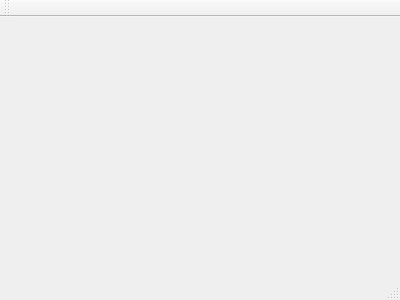
Before: the Qt Designer form Proyecto/mainwindow.ui in KathiaBarahona/ProyectoProgra3, drawn with Qt 5.
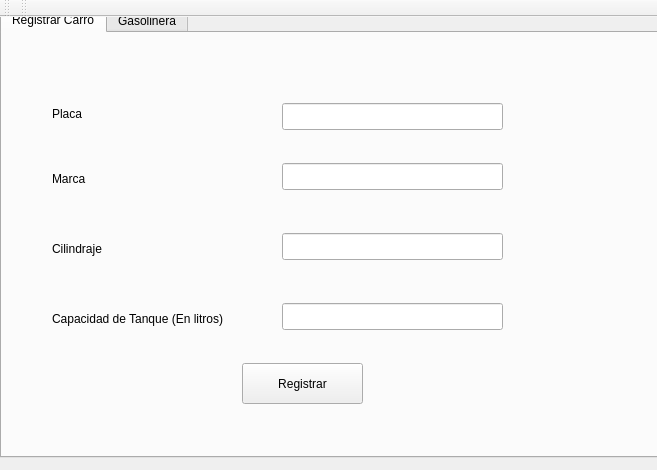
After: the same form once the commit is applied. The open tabs and pages were chosen to show the change.

What changed in the file:
```diff
--- a/Proyecto/mainwindow.ui
+++ b/Proyecto/mainwindow.ui
@@ -1,24 +1,196 @@
 <ui version="4.0">
  <class>MainWindow</class>
- <widget class="QMainWindow" name="MainWindow" >
-  <property name="geometry" >
+ <widget class="QMainWindow" name="MainWindow">
+  <property name="geometry">
    <rect>
     <x>0</x>
     <y>0</y>
-    <width>400</width>
-    <height>300</height>
+    <width>657</width>
+    <height>470</height>
    </rect>
   </property>
   <property name="windowTitle" >
    <string>MainWindow</string>
   </property>
-  <widget class="QMenuBar" name="menuBar" />
-  <widget class="QToolBar" name="mainToolBar" />
-  <widget class="QWidget" name="centralWidget" />
-  <widget class="QStatusBar" name="statusBar" />
+  <widget class="QWidget" name="centralWidget">
+   <widget class="QTabWidget" name="tabWidget">
+    <property name="geometry">
+     <rect>
+      <x>0</x>
+      <y>-10</y>
+      <width>661</width>
+      <height>451</height>
+     </rect>
+    </property>
+    <property name="currentIndex">
+     <number>1</number>
+    </property>
+    <widget class="QWidget" name="addcar">
+     <attribute name="title">
+      <string>Registrar Carro</string>
+     </attribute>
+     <widget class="QLabel" name="label">
+      <property name="geometry">
+       <rect>
+        <x>50</x>
+        <y>60</y>
+        <width>81</width>
+        <height>41</height>
+       </rect>
+      </property>
+      <property name="text">
+       <string>Placa</string>
+      </property>
+     </widget>
+     <widget class="QLabel" name="label_2">
+      <property name="geometry">
+       <rect>
+        <x>50</x>
+        <y>130</y>
+        <width>61</width>
+        <height>31</height>
+       </rect>
+      </property>
+      <property name="text">
+       <string>Marca</string>
+      </property>
+     </widget>
+     <widget class="QLabel" name="label_3">
+      <property name="geometry">
+       <rect>
+        <x>50</x>
+        <y>200</y>
+        <width>81</width>
+        <height>31</height>
+       </rect>
+      </property>
+      <property name="text">
+       <string>Cilindraje</string>
+      </property>
+     </widget>
+     <widget class="QLabel" name="label_4">
+      <property name="geometry">
+       <rect>
+        <x>50</x>
+        <y>270</y>
+        <width>221</width>
+        <height>31</height>
+       </rect>
+      </property>
+      <property name="text">
+       <string>Capacidad de Tanque (En litros)</string>
+      </property>
+     </widget>
+     <widget class="QLineEdit" name="tl_placa">
+      <property name="geometry">
+       <rect>
+        <x>280</x>
+        <y>70</y>
+        <width>221</width>
+        <height>27</height>
+       </rect>
+      </property>
+     </widget>
+     <widget class="QLineEdit" name="tl_marca">
+      <property name="geometry">
+       <rect>
+        <x>280</x>
+        <y>130</y>
+        <width>221</width>
+        <height>27</height>
+       </rect>
+      </property>
+     </widget>
+     <widget class="QLineEdit" name="tl_cilindraje">
+      <property name="geometry">
+       <rect>
+        <x>280</x>
+        <y>200</y>
+        <width>221</width>
+        <height>27</height>
+       </rect>
+      </property>
+     </widget>
+     <widget class="QLineEdit" name="tl_capacidad">
+      <property name="geometry">
+       <rect>
+        <x>280</x>
+        <y>270</y>
+        <width>221</width>
+        <height>27</height>
+       </rect>
+      </property>
+     </widget>
+     <widget class="QPushButton" name="pushButton">
+      <property name="geometry">
+       <rect>
+        <x>240</x>
+        <y>330</y>
+        <width>121</width>
+        <height>41</height>
+       </rect>
+      </property>
+      <property name="text">
+       <string>Registrar</string>
+      </property>
+     </widget>
+    </widget>
+    <widget class="QWidget" name="tab_2">
+     <attribute name="title">
+      <string>Gasolinera</string>
+     </attribute>
+     <widget class="QTreeWidget" name="treeWidget">
+      <property name="geometry">
+       <rect>
+        <x>30</x>
+        <y>50</y>
+        <width>211</width>
+        <height>291</height>
+       </rect>
+      </property>
+      <column>
+       <property name="text">
+        <string notr="true">1</string>
+       </property>
+      </column>
+     </widget>
+    </widget>
+   </widget>
+  </widget>
+  <widget class="QMenuBar" name="menuBar">
+   <property name="geometry">
+    <rect>
+     <x>0</x>
+     <y>0</y>
+     <width>657</width>
+     <height>25</height>
+    </rect>
+   </property>
+  </widget>
+  <widget class="QToolBar" name="toolBar">
+   <property name="windowTitle">
+    <string>toolBar</string>
+   </property>
+   <attribute name="toolBarArea">
+    <enum>TopToolBarArea</enum>
+   </attribute>
+   <attribute name="toolBarBreak">
+    <bool>true</bool>
+   </attribute>
+  </widget>
+  <widget class="QToolBar" name="toolBar_2">
+   <property name="windowTitle">
+    <string>toolBar_2</string>
+   </property>
+   <attribute name="toolBarArea">
+    <enum>TopToolBarArea</enum>
+   </attribute>
+   <attribute name="toolBarBreak">
+    <bool>false</bool>
+   </attribute>
+  </widget>
  </widget>
- <layoutDefault spacing="6" margin="11" />
- <pixmapfunction></pixmapfunction>
+ <layoutdefault spacing="6" margin="11"/>
  <resources/>
  <connections/>
 </ui>
```
Left out of the diff: 3 changed lines with no effect on the pictures.
